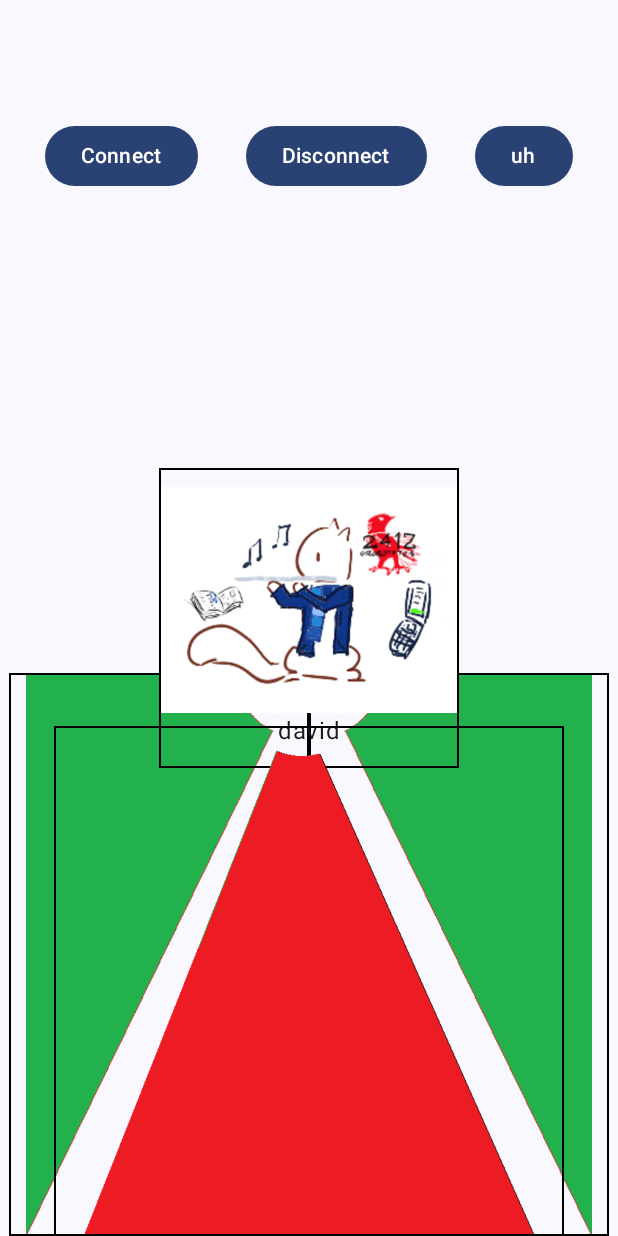
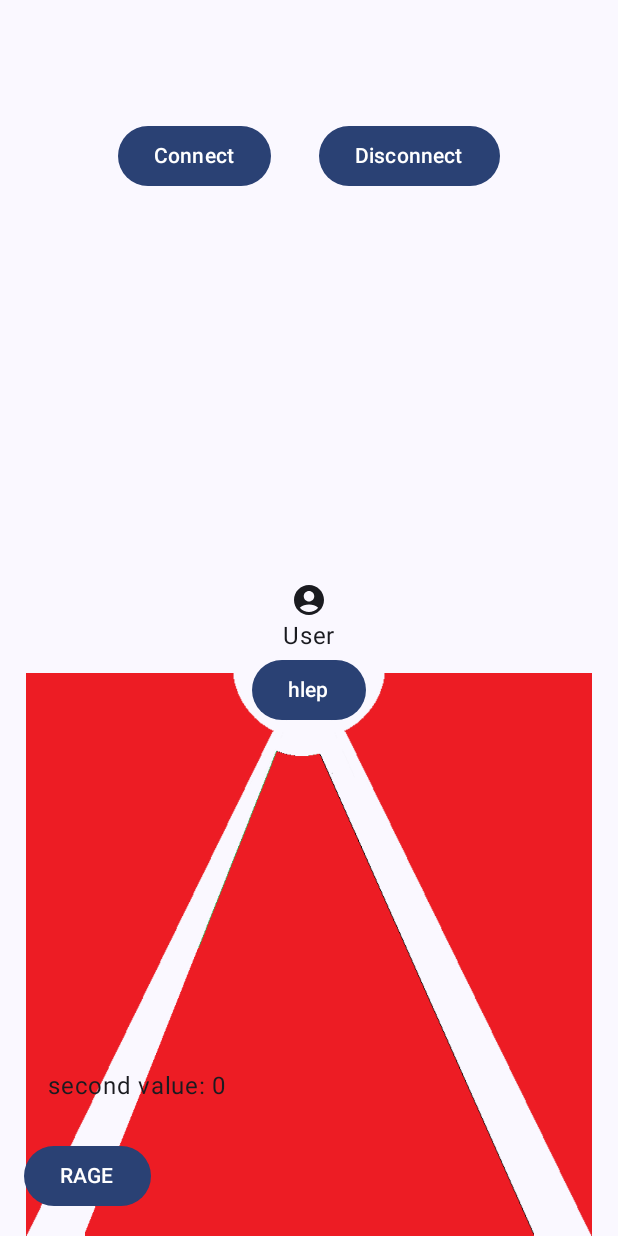
Before and after one commit to caslam/Blind-Spot-Detector, an Android app built with Jetpack Compose: the screen it shows after launch (MainActivity), on a phone screen of 412 x 824 dp. Run offline under Robolectric (Android 15) with nearby library versions, the phone set to English and light mode, and no system bars.

Commit message:
work in progress; updating layout based on bluetooth input

```diff
--- a/BluetoothApp/app/src/main/java/com/example/bluetoothapp/MainActivity.kt
+++ b/BluetoothApp/app/src/main/java/com/example/bluetoothapp/MainActivity.kt
@@ -41,6 +41,12 @@
 import androidx.compose.material3.Surface
 import androidx.compose.material3.Text
 import androidx.compose.runtime.Composable
+import androidx.compose.runtime.MutableState
+import androidx.compose.runtime.getValue
+import androidx.compose.runtime.mutableStateOf
+import androidx.compose.runtime.remember
+import androidx.compose.runtime.saveable.rememberSaveable
+import androidx.compose.runtime.setValue
 import androidx.compose.ui.Alignment
 import androidx.compose.ui.Modifier
 import androidx.compose.ui.graphics.Color
@@ -79,19 +85,90 @@
     private lateinit var sensorManager: SensorManager
     private val gyroFrequency = 150L  // Transmission frequency of gyro data in ms
     private var gyroData: FloatArray = floatArrayOf(0f, 0f, 0f)
-    private var lidarData: IntArray = intArrayOf(0, 0, 0)
 
     override fun onCreate(savedInstanceState: Bundle?) {
         super.onCreate(savedInstanceState)
         enableEdgeToEdge()
         setContent {
             BluetoothAppTheme {
+                var lidarData : MutableState<IntArray> = rememberSaveable { mutableStateOf(intArrayOf(0,0,0)) }
+                var testArray by rememberSaveable { mutableStateOf(lidarData) }
+                val handler = object : Handler(Looper.getMainLooper()) {
+                    override fun handleMessage(msg: Message) {
+                        when (msg.what) {
+                            MESSAGE_READ -> {
+                                val readBuffer = msg.obj as ByteArray
+                                val readMessage = String(readBuffer, 0, msg.arg1 - 1).toBluetoothMessage()
+
+                                if (readMessage.sensorId > 0) {
+                                    if ((readMessage.sensorId == 4) && (readMessage.message == 1)) {
+                                        Toast.makeText(this@MainActivity, "Pay attention to the road >:(", Toast.LENGTH_SHORT).show()
+                                    } else if (readMessage.sensorId < 4) {
+                                        println("${(readMessage.sensorId)}, ${(readMessage.message)}")
+                                        lidarData.value[readMessage.sensorId - 1] = readMessage.message
+                                    }
+                                }
+                            }
+                        }
+                    }
+                }
+                val sendDataRunnable = object : Runnable {
+                    override fun run() {
+                        sendGyroData()
+                        handler.postDelayed(this, gyroFrequency)
+                    }
+                }
+                fun connectToDevice(device: BluetoothDevice) {
+                    CoroutineScope(Dispatchers.IO).launch {
+                        try {
+                            bluetoothSocket = device.createRfcommSocketToServiceRecord(deviceUUID)
+                            bluetoothSocket?.connect()
+                            bluetoothService = BluetoothService(handler)
+                            if (bluetoothSocket == null) {
+                                println("BT socket was null")
+                            } else {
+                                bluetoothService.ConnectedThread(bluetoothSocket!!).start()
+                                handler.post(sendDataRunnable)
+                            }
+                            withContext(Dispatchers.Main) {
+                                Toast.makeText(this@MainActivity, "Connected to HC-06", Toast.LENGTH_SHORT).show()
+                            }
+                        } catch (e: IOException) {
+                            e.printStackTrace()
+                            withContext(Dispatchers.Main) {
+                                Toast.makeText(this@MainActivity, "Connection failed", Toast.LENGTH_SHORT).show()
+                            }
+                        } catch (e: SecurityException) {
+                            e.printStackTrace()
+                        }
+                    }
+                }
+                fun setupBluetooth() {
+                    val bluetoothManager = getSystemService(Context.BLUETOOTH_SERVICE) as BluetoothManager
+                    val bluetoothAdapter: BluetoothAdapter = bluetoothManager.adapter?: return
+
+                    if (!bluetoothAdapter.isEnabled) {
+                        return
+                    }
+
+                    try {
+                        val pairedDevices: Set<BluetoothDevice>? = bluetoothAdapter.bondedDevices
+                        pairedDevices?.forEach { device ->
+                            // Attempt to connect to the HC-06
+                            if (device.name == "HC-06") {
+                                connectToDevice(device)
+                                return@forEach
+                            }
+                        }
+                    } catch (e: SecurityException) {
+                        e.printStackTrace()
+                    }
+                }
                 Surface(
                     modifier = Modifier.fillMaxSize(),
                     color = MaterialTheme.colorScheme.background
 //                    color = Color.LightGray
                 ) {
-                    var test : Int = 0
                     Row (horizontalArrangement = Arrangement.Center,
                         verticalAlignment = Alignment.Top,
                         modifier = Modifier.fillMaxWidth()
@@ -113,23 +190,11 @@
                         ) {
                             Text("Disconnect")
                         }
-                        Button (onClick = {
-                            test += 1;
-                        },
-                            modifier = Modifier.padding(16.dp, 16.dp)
-                        ) {
-                            Text("uh")
-                        }
                     }
-//                    Greeting("up")
-                    Test1("down",1, 1)
-//                    TitleCardColumn()
-                    Person("david")
-//                    Person("dat")
-//                    Person("cassandra")
-//                    SimpleFilledTextFieldSample()
-//                    Person("tyler")
-                    Zones()
+                    LRZones(l_state = lidarData.value[0], r_state = lidarData.value[2])
+                    Person("User")
+                    CZone(c_state = lidarData.value[1])
+                    AngerManagementScreen2(array = lidarData)
                 }
             }
         }
@@ -141,27 +206,28 @@
             println("Perms granted")
         }
         setupGyro()
+
     }
 
-    private val handler = object : Handler(Looper.getMainLooper()) {
-        override fun handleMessage(msg: Message) {
-            when (msg.what) {
-                MESSAGE_READ -> {
-                    val readBuffer = msg.obj as ByteArray
-                    val readMessage = String(readBuffer, 0, msg.arg1 - 1).toBluetoothMessage()
-
-                    if (readMessage.sensorId > 0) {
-                        if ((readMessage.sensorId == 4) && (readMessage.message == 1)) {
-                            Toast.makeText(this@MainActivity, "Pay attention to the road >:(", Toast.LENGTH_SHORT).show()
-                        } else if (readMessage.sensorId < 4) {
-                            // println("${(readMessage.sensorId)}, ${(readMessage.message)}")
-                            lidarData[readMessage.sensorId - 1] = readMessage.message
-                        }
-                    }
-                }
-            }
-        }
-    }
+//    private val handler = object : Handler(Looper.getMainLooper()) {
+//        override fun handleMessage(msg: Message) {
+//            when (msg.what) {
+//                MESSAGE_READ -> {
+//                    val readBuffer = msg.obj as ByteArray
+//                    val readMessage = String(readBuffer, 0, msg.arg1 - 1).toBluetoothMessage()
+//
+//                    if (readMessage.sensorId > 0) {
+//                        if ((readMessage.sensorId == 4) && (readMessage.message == 1)) {
+//                            Toast.makeText(this@MainActivity, "Pay attention to the road >:(", Toast.LENGTH_SHORT).show()
+//                        } else if (readMessage.sensorId < 4) {
+//                            println("${(readMessage.sensorId)}, ${(readMessage.message)}")
+//                            lidarData[readMessage.sensorId - 1] = readMessage.message
+//                        }
+//                    }
+//                }
+//            }
+//        }
+//    }
 
     private fun allPermissionsGranted(): Boolean {
         return requiredPermissions.all { permission ->
@@ -169,27 +235,27 @@
         }
     }
 
-    private fun setupBluetooth() {
-        val bluetoothManager = getSystemService(Context.BLUETOOTH_SERVICE) as BluetoothManager
-        val bluetoothAdapter: BluetoothAdapter = bluetoothManager.adapter?: return
-
-        if (!bluetoothAdapter.isEnabled) {
-            return
-        }
-
-        try {
-            val pairedDevices: Set<BluetoothDevice>? = bluetoothAdapter.bondedDevices
-            pairedDevices?.forEach { device ->
-                // Attempt to connect to the HC-06
-                if (device.name == "HC-06") {
-                    connectToDevice(device)
-                    return@forEach
-                }
-            }
-        } catch (e: SecurityException) {
-            e.printStackTrace()
-        }
-    }
+//    private fun setupBluetooth() {
+//        val bluetoothManager = getSystemService(Context.BLUETOOTH_SERVICE) as BluetoothManager
+//        val bluetoothAdapter: BluetoothAdapter = bluetoothManager.adapter?: return
+//
+//        if (!bluetoothAdapter.isEnabled) {
+//            return
+//        }
+//
+//        try {
+//            val pairedDevices: Set<BluetoothDevice>? = bluetoothAdapter.bondedDevices
+//            pairedDevices?.forEach { device ->
+//                // Attempt to connect to the HC-06
+//                if (device.name == "HC-06") {
+//                    connectToDevice(device)
+//                    return@forEach
+//                }
+//            }
+//        } catch (e: SecurityException) {
+//            e.printStackTrace()
+//        }
+//    }
 
     private fun FloatArray.toByteArray(): ByteArray {
         val buffer = ByteBuffer.allocate((this.size + 1) * 4) // 4 bytes per float
@@ -205,12 +271,12 @@
         return buffer.array()
     }
 
-    private val sendDataRunnable = object : Runnable {
-        override fun run() {
-            sendGyroData()
-            handler.postDelayed(this, gyroFrequency)
-        }
-    }
+//    private val sendDataRunnable = object : Runnable {
+//        override fun run() {
+//            sendGyroData()
+//            handler.postDelayed(this, gyroFrequency)
+//        }
+//    }
 
     private fun sendGyroData() {
         val bytes = gyroData.toByteArray()
@@ -241,31 +307,31 @@
         }
     }
 
-    private fun connectToDevice(device: BluetoothDevice) {
-        CoroutineScope(Dispatchers.IO).launch {
-            try {
-                bluetoothSocket = device.createRfcommSocketToServiceRecord(deviceUUID)
-                bluetoothSocket?.connect()
-                bluetoothService = BluetoothService(handler)
-                if (bluetoothSocket == null) {
-                    println("BT socket was null")
-                } else {
-                    bluetoothService.ConnectedThread(bluetoothSocket!!).start()
-                    handler.post(sendDataRunnable)
-                }
-                withContext(Dispatchers.Main) {
-                    Toast.makeText(this@MainActivity, "Connected to HC-06", Toast.LENGTH_SHORT).show()
-                }
-            } catch (e: IOException) {
-                e.printStackTrace()
-                withContext(Dispatchers.Main) {
-                    Toast.makeText(this@MainActivity, "Connection failed", Toast.LENGTH_SHORT).show()
-                }
-            } catch (e: SecurityException) {
-                e.printStackTrace()
-            }
-        }
-    }
+//    private fun connectToDevice(device: BluetoothDevice) {
+//        CoroutineScope(Dispatchers.IO).launch {
+//            try {
+//                bluetoothSocket = device.createRfcommSocketToServiceRecord(deviceUUID)
+//                bluetoothSocket?.connect()
+//                bluetoothService = BluetoothService(handler)
+//                if (bluetoothSocket == null) {
+//                    println("BT socket was null")
+//                } else {
+//                    bluetoothService.ConnectedThread(bluetoothSocket!!).start()
+//                    handler.post(sendDataRunnable)
+//                }
+//                withContext(Dispatchers.Main) {
+//                    Toast.makeText(this@MainActivity, "Connected to HC-06", Toast.LENGTH_SHORT).show()
+//                }
+//            } catch (e: IOException) {
+//                e.printStackTrace()
+//                withContext(Dispatchers.Main) {
+//                    Toast.makeText(this@MainActivity, "Connection failed", Toast.LENGTH_SHORT).show()
+//                }
+//            } catch (e: SecurityException) {
+//                e.printStackTrace()
+//            }
+//        }
+//    }
 
     override fun onDestroy() {
         super.onDestroy()
@@ -278,7 +344,8 @@
 fun Person(username: String, modifier: Modifier = Modifier) {
     val imageModifier = Modifier
         .size(200.dp)
-        .border(BorderStroke(1.dp, Color.Black))
+        .padding(20.dp)
+//        .border(BorderStroke(1.dp, Color.Black))
     Row(horizontalArrangement = Arrangement.Center, verticalAlignment = Alignment.CenterVertically) {
         Column(
             modifier = imageModifier,
@@ -304,8 +371,7 @@
 }
 
 @Composable
-fun Test1(txt: String,
-          l_state : Int, r_state: Int,
+fun LRZones(l_state : Int, r_state: Int,
           modifier: Modifier = Modifier) {
     Row (verticalAlignment = Alignment.Bottom, horizontalArrangement = Arrangement.Center) {
         val width = 200
@@ -314,7 +380,7 @@
             val imageModifier = Modifier
                 .width(width.dp)
                 .height(height.dp)
-                .border(BorderStroke(1.dp, Color.Black))
+//                .border(BorderStroke(1.dp, Color.Black))
             if (l_state == 0) {
                 Image(
                     painter = painterResource(id = R.drawable.zone3),
@@ -333,7 +399,7 @@
             val imageModifier = Modifier
                 .width(width.dp)
                 .height(height.dp)
-                .border(BorderStroke(1.dp, Color.Black))
+//                .border(BorderStroke(1.dp, Color.Black))
 //                .background(Color.Yellow)
             if (r_state == 0) {
                 Image(
@@ -353,15 +419,60 @@
 }
 
 @Composable
-fun Zones(modifier: Modifier = Modifier) {
+fun CZone(modifier: Modifier = Modifier, c_state : Int) {
     Column(verticalArrangement = Arrangement.Bottom, horizontalAlignment = Alignment.CenterHorizontally) {
+        var count by remember { mutableStateOf(0) }
         val imageModifier = Modifier
             .size(340.dp)
-            .border(BorderStroke(1.dp, Color.Black))
-        Image(
-            painter = painterResource(id = R.drawable.zone2),
-            contentDescription = null,
-            modifier = imageModifier
-        )
+//            .border(BorderStroke(1.dp, Color.Black))
+        Button(onClick = {
+            count = (count + 1) % 2
+        }, Modifier.padding(top = 8.dp)) {
+            Text("hlep")
+        }
+        if (count == 0) {
+            Image(
+                painter = painterResource(id = R.drawable.zone2),
+                contentDescription = null,
+                modifier = imageModifier
+            )
+        } else {
+            Image(
+                painter = painterResource(id = R.drawable.zone5),
+                contentDescription = null,
+                modifier = imageModifier
+            )
+        }
+
     }
 }
+
+@Composable
+fun AngerManagementScreen2(modifier: Modifier = Modifier, array: MutableState<IntArray>) {
+    RageCounter2(modifier, array)
+}
+
+@Composable
+fun RageCounter2(modifier: Modifier = Modifier, array: MutableState<IntArray>) {
+    Column(modifier = modifier.padding(16.dp), verticalArrangement = Arrangement.Bottom) {
+        var count by rememberSaveable { mutableStateOf(0) }
+        if (count > 0 && count < 10){
+            Text(
+                text = "You've raged $count times.",
+                modifier = modifier.padding(16.dp)
+            )
+        } else if (count >= 10) {
+
+        }
+        Text(
+            text = "second value: ${array.value.get(1)}",
+            modifier = modifier.padding(16.dp)
+        )
+        Button(onClick = {
+            count++;
+            array.value[1] = (array.value[1] + 1) % 2
+        }, Modifier.padding(top = 8.dp)) {
+            Text("RAGE")
+        }
+    }
+}
```
Also changed, not shown: BluetoothApp/app/src/main/java/com/example/bluetoothapp/domain/BluetoothMessage.kt (+4 -3 lines).
